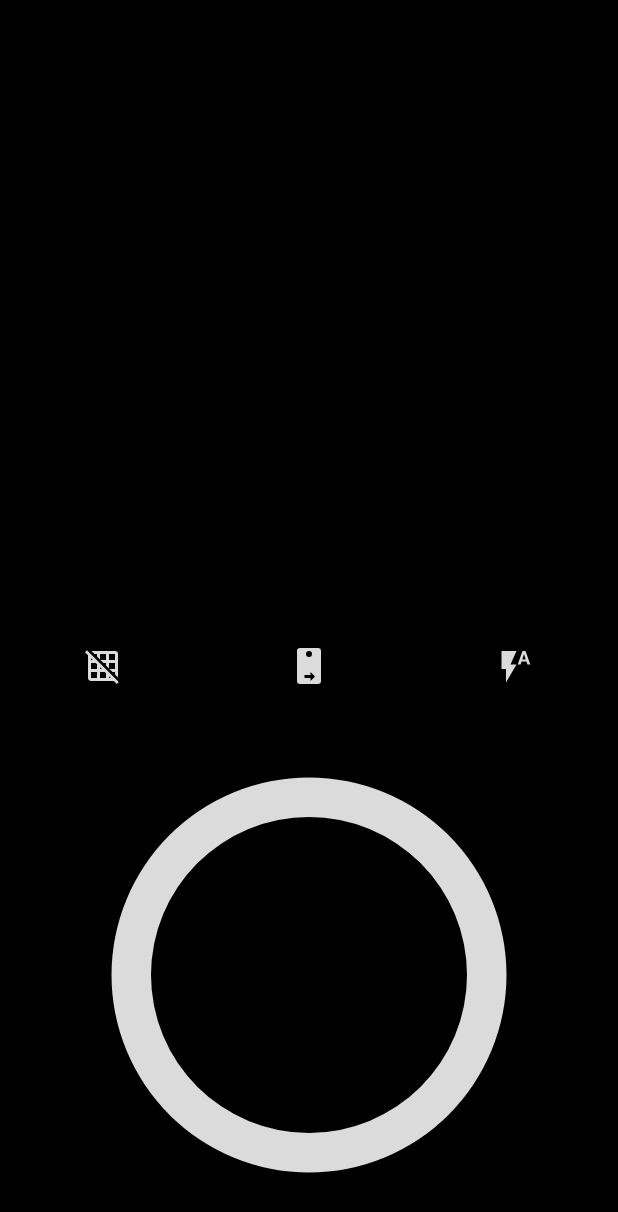
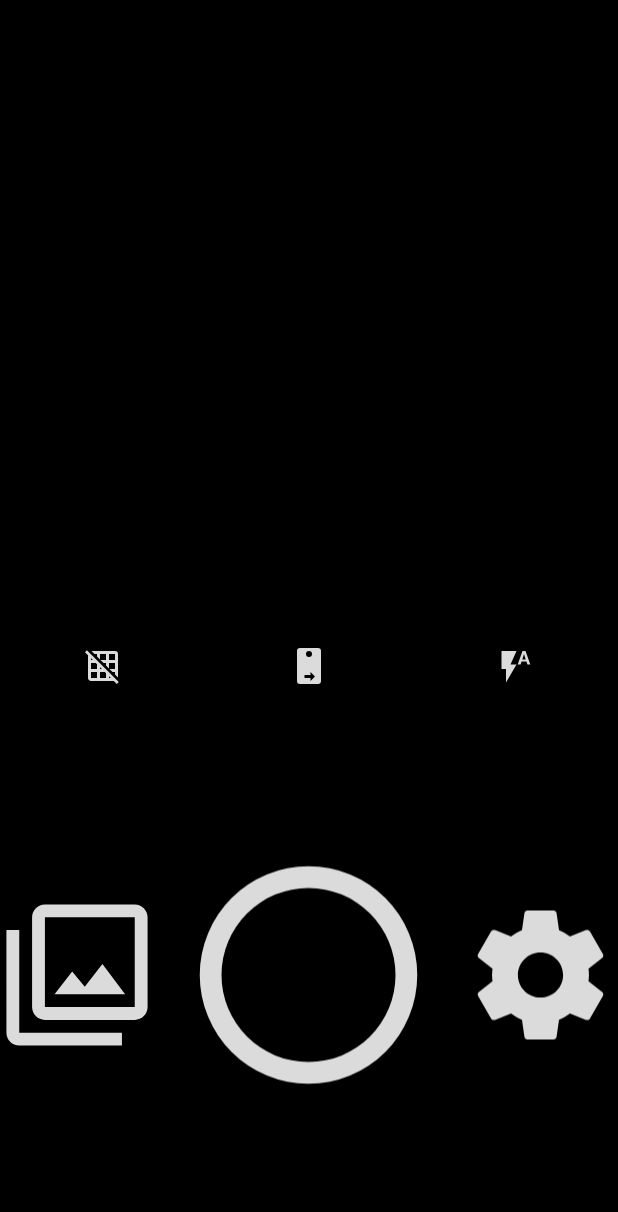
Before and after one commit to vshkl/PXLSRT, an Android app: the layout activity_camera.xml on its own in the app's theme, with its tools: preview values and no code run, on a phone screen of 412 x 824 dp. Shown: the top 1212 px of the screen. Run offline under Robolectric (Android 15) with nearby library versions, the phone set to English and light mode, and no system bars.

Commit message:
Add gallery and settings buttons and handlers

```diff
--- a/app/src/main/java/by/vshkl/pxlsrt/mvp/presenter/CameraPresenter.java
+++ b/app/src/main/java/by/vshkl/pxlsrt/mvp/presenter/CameraPresenter.java
@@ -55,8 +55,16 @@ public class CameraPresenter extends MvpPresenter<CameraView> {
         getViewState().toggleFlash();
     }
 
+    public void openGallery() {
+        getViewState().openGallery();
+    }
+
     public void takePicture() {
         getViewState().takePicture();
+    }
+
+    public void openSettings() {
+        getViewState().openSettings();
     }
 
     public void processPicture(FileOutputStream fos, String fname, byte[] data) {
--- a/app/src/main/java/by/vshkl/pxlsrt/mvp/view/CameraView.java
+++ b/app/src/main/java/by/vshkl/pxlsrt/mvp/view/CameraView.java
@@ -20,7 +20,11 @@ public interface CameraView extends MvpView {
 
     void toggleFlash();
 
+    void openGallery();
+
     void takePicture();
+
+    void openSettings();
 
     void sendPictureData(String filename);
 
--- a/app/src/main/java/by/vshkl/pxlsrt/ui/activity/CameraActivity.java
+++ b/app/src/main/java/by/vshkl/pxlsrt/ui/activity/CameraActivity.java
@@ -115,9 +115,19 @@ public class CameraActivity extends MvpAppCompatActivity implements by.vshkl.pxl
         presenter.toggleFlash();
     }
 
+    @OnClick(R.id.iv_gallery)
+    void onGelleryClickd() {
+
+    }
+
     @OnClick(R.id.iv_shutter)
     void onShutterClicked() {
         presenter.takePicture();
+    }
+
+    @OnClick(R.id.iv_settings)
+    void onSettingsClicked() {
+
     }
 
     //------------------------------------------------------------------------------------------------------------------
@@ -226,8 +236,18 @@ public class CameraActivity extends MvpAppCompatActivity implements by.vshkl.pxl
     }
 
     @Override
+    public void openGallery() {
+
+    }
+
+    @Override
     public void takePicture() {
         cvCamera.takePicture();
+    }
+
+    @Override
+    public void openSettings() {
+
     }
 
     @Override
--- /dev/null
+++ b/app/src/main/res/drawable/ic_gellery.xml
@@ -0,0 +1,10 @@
+<?xml version="1.0" encoding="UTF-8" standalone="no"?>
+<vector xmlns:android="http://schemas.android.com/apk/res/android"
+        android:width="24dp"
+        android:height="24dp"
+        android:viewportHeight="24.0"
+        android:viewportWidth="24.0">
+    <path
+        android:fillColor="@color/colorIcons"
+        android:pathData="M15.96,10.29l-2.75,3.54 -1.96,-2.36L8.5,15h11l-3.54,-4.71zM3,5L1,5v16c0,1.1 0.9,2 2,2h16v-2L3,21L3,5zM21,1L7,1c-1.1,0 -2,0.9 -2,2v14c0,1.1 0.9,2 2,2h14c1.1,0 2,-0.9 2,-2L23,3c0,-1.1 -0.9,-2 -2,-2zM21,17L7,17L7,3h14v14z"/>
+</vector>
--- /dev/null
+++ b/app/src/main/res/drawable/ic_settings.xml
@@ -0,0 +1,10 @@
+<?xml version="1.0" encoding="UTF-8" standalone="no"?>
+<vector xmlns:android="http://schemas.android.com/apk/res/android"
+        android:width="24dp"
+        android:height="24dp"
+        android:viewportHeight="24.0"
+        android:viewportWidth="24.0">
+    <path
+        android:fillColor="@color/colorIcons"
+        android:pathData="M19.43,12.98c0.04,-0.32 0.07,-0.64 0.07,-0.98s-0.03,-0.66 -0.07,-0.98l2.11,-1.65c0.19,-0.15 0.24,-0.42 0.12,-0.64l-2,-3.46c-0.12,-0.22 -0.39,-0.3 -0.61,-0.22l-2.49,1c-0.52,-0.4 -1.08,-0.73 -1.69,-0.98l-0.38,-2.65C14.46,2.18 14.25,2 14,2h-4c-0.25,0 -0.46,0.18 -0.49,0.42l-0.38,2.65c-0.61,0.25 -1.17,0.59 -1.69,0.98l-2.49,-1c-0.23,-0.09 -0.49,0 -0.61,0.22l-2,3.46c-0.13,0.22 -0.07,0.49 0.12,0.64l2.11,1.65c-0.04,0.32 -0.07,0.65 -0.07,0.98s0.03,0.66 0.07,0.98l-2.11,1.65c-0.19,0.15 -0.24,0.42 -0.12,0.64l2,3.46c0.12,0.22 0.39,0.3 0.61,0.22l2.49,-1c0.52,0.4 1.08,0.73 1.69,0.98l0.38,2.65c0.03,0.24 0.24,0.42 0.49,0.42h4c0.25,0 0.46,-0.18 0.49,-0.42l0.38,-2.65c0.61,-0.25 1.17,-0.59 1.69,-0.98l2.49,1c0.23,0.09 0.49,0 0.61,-0.22l2,-3.46c0.12,-0.22 0.07,-0.49 -0.12,-0.64l-2.11,-1.65zM12,15.5c-1.93,0 -3.5,-1.57 -3.5,-3.5s1.57,-3.5 3.5,-3.5 3.5,1.57 3.5,3.5 -1.57,3.5 -3.5,3.5z"/>
+</vector>
--- a/app/src/main/res/layout/activity_camera.xml
+++ b/app/src/main/res/layout/activity_camera.xml
@@ -79,13 +79,43 @@
 
     </LinearLayout>
 
-    <ImageView
-        android:id="@+id/iv_shutter"
+    <LinearLayout
+        android:id="@+id/container_shutter"
         android:layout_width="match_parent"
         android:layout_height="match_parent"
-        android:layout_below="@id/container_buttons"
-        android:padding="16dp"
-        app:srcCompat="@drawable/ic_camera_shutter"
-        />
+        android:layout_below="@+id/container_buttons"
+        android:orientation="horizontal"
+        >
+
+        <ImageView
+            android:id="@+id/iv_gallery"
+            android:layout_width="0dp"
+            android:layout_height="match_parent"
+            android:layout_weight="1"
+            android:paddingBottom="56dp"
+            android:paddingTop="56dp"
+            app:srcCompat="@drawable/ic_gellery"
+            />
+
+        <ImageView
+            android:id="@+id/iv_shutter"
+            android:layout_width="0dp"
+            android:layout_height="match_parent"
+            android:layout_weight="2"
+            android:padding="16dp"
+            app:srcCompat="@drawable/ic_camera_shutter"
+            />
+
+        <ImageView
+            android:id="@+id/iv_settings"
+            android:layout_width="0dp"
+            android:layout_height="match_parent"
+            android:layout_weight="1"
+            android:paddingBottom="56dp"
+            android:paddingTop="56dp"
+            app:srcCompat="@drawable/ic_settings"
+            />
+
+    </LinearLayout>
 
 </RelativeLayout>
```
